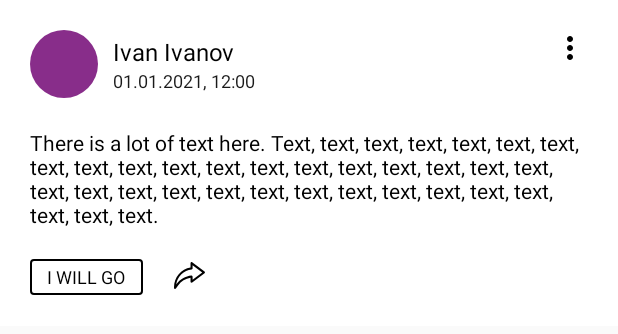
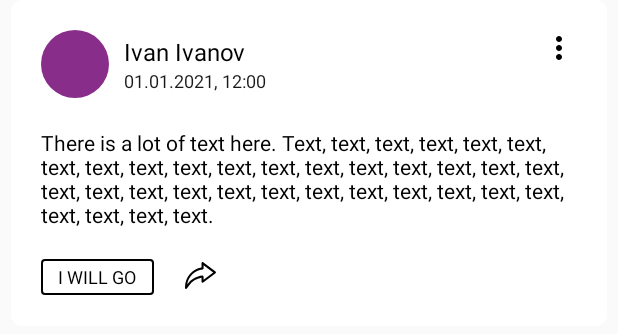
Before and after one commit to DEM-Corporation/Event-Platform, an Android app: the layout item_invite.xml on its own in the app's theme, with its tools: preview values and no code run, on a phone screen of 412 x 824 dp. Shown: the top 334 px of the screen. Run offline under Robolectric (Android 15) with nearby library versions, the phone set to English and light mode, and no system bars; Roboto replaces fonts that are not available here.

Commit message:
Some design changes

```diff
--- a/app/src/main/res/drawable/item_shape.xml
+++ b/app/src/main/res/drawable/item_shape.xml
@@ -1,5 +1,5 @@
 <?xml version="1.0" encoding="utf-8"?>
 <shape xmlns:android="http://schemas.android.com/apk/res/android">
-<corners android:radius="0dp"/>
+<corners android:radius="7dp"/>
     <solid android:color="#fff"/>
 </shape>
--- a/app/src/main/res/layout/fragment_home.xml
+++ b/app/src/main/res/layout/fragment_home.xml
@@ -14,7 +14,7 @@
         <androidx.recyclerview.widget.RecyclerView
             android:id="@+id/home_posts_recycler"
             android:layout_width="match_parent"
-            android:background="#F7F7F7"
+            android:background="#f4f4f4"
             android:layout_height="match_parent"/>
     </androidx.swiperefreshlayout.widget.SwipeRefreshLayout>
 
--- a/app/src/main/res/layout/fragment_profile.xml
+++ b/app/src/main/res/layout/fragment_profile.xml
@@ -55,9 +55,10 @@
     <androidx.recyclerview.widget.RecyclerView
         android:id="@+id/profile_posts_recycler"
         android:layout_width="match_parent"
-        android:background="#F7F7F7"
+        android:background="#f4f4f4"
         android:layout_marginBottom="56dp"
-        android:layout_height="match_parent">
+        android:layout_height="match_parent"
+        android:paddingTop="10dp">
 
     </androidx.recyclerview.widget.RecyclerView>
 
--- a/app/src/main/res/layout/item_invite.xml
+++ b/app/src/main/res/layout/item_invite.xml
@@ -4,6 +4,8 @@
     android:layout_height="wrap_content"
     xmlns:tools="http://schemas.android.com/tools"
     android:background="@drawable/item_shape"
+    android:layout_marginLeft="7dp"
+    android:layout_marginRight="7dp"
     android:layout_marginBottom="10dp">
 
     <ImageButton
--- a/app/src/main/res/layout/item_review.xml
+++ b/app/src/main/res/layout/item_review.xml
@@ -4,6 +4,8 @@
     android:layout_height="wrap_content"
     xmlns:tools="http://schemas.android.com/tools"
     android:background="@drawable/item_shape"
+    android:layout_marginLeft="7dp"
+    android:layout_marginRight="7dp"
     android:layout_marginBottom="10dp">
 
     <ImageButton
```
